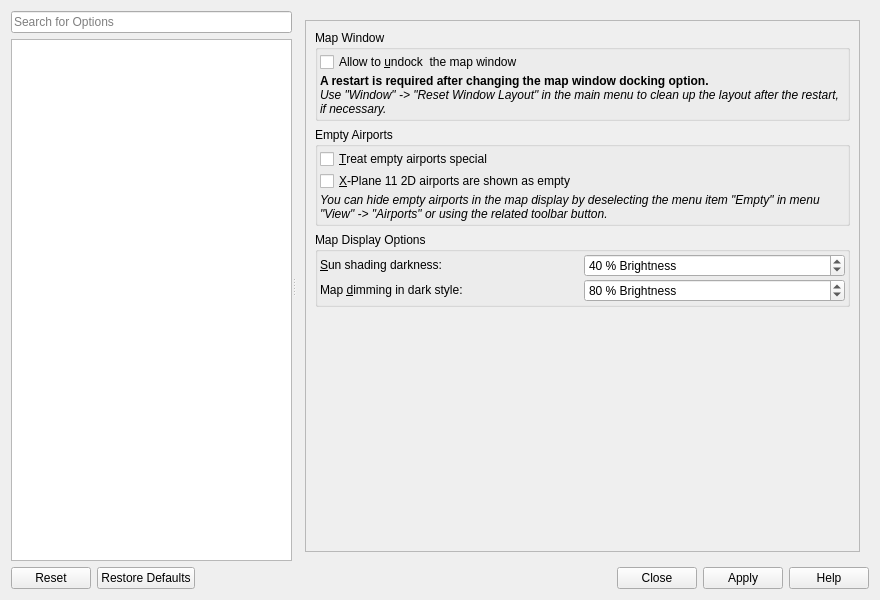
This is src/options/optionsdialog.ui in albar965/littlenavmap as Qt 5 draws it before an edit. The edited form follows.
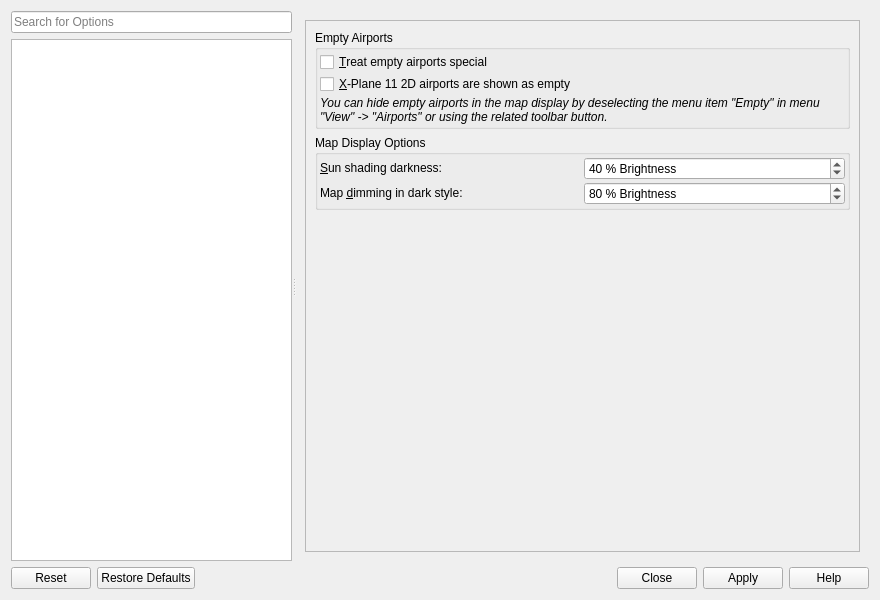
This is the edited form. The open tabs and pages were chosen to show the change. Icons and pictures are not drawn.

Commit message:
Removed the option `Allow to undock Map Window`
Removed the option `Allow to undock Map Window`. This is now default and gives more flexibility
which means you can move the map window like any other dock window.

What changed in the file:
```diff
--- a/src/options/optionsdialog.ui
+++ b/src/options/optionsdialog.ui
@@ -1833,81 +1833,12 @@
             <rect>
              <x>0</x>
              <y>0</y>
-             <width>317</width>
-             <height>452</height>
+             <width>586</width>
+             <height>531</height>
             </rect>
            </property>
            <layout class="QGridLayout" name="gridLayout">
-            <item row="0" column="0" colspan="2">
-             <widget class="QGroupBox" name="groupBoxOptionsMapGeneral">
-              <property name="title">
-               <string>Map Window</string>
-              </property>
-              <layout class="QVBoxLayout" name="verticalLayout_45">
-               <property name="spacing">
-                <number>2</number>
-               </property>
-               <property name="leftMargin">
-                <number>2</number>
-               </property>
-               <property name="topMargin">
-                <number>2</number>
-               </property>
-               <property name="rightMargin">
-                <number>2</number>
-               </property>
-               <property name="bottomMargin">
-                <number>2</number>
-               </property>
-               <item>
-                <widget class="QCheckBox" name="checkBoxOptionsMapUndock">
-                 <property name="toolTip">
-                  <string>Allows to undock and put the map window into a floating state.
-This can cause several unwanted effects when arranging dock windows.
-Uncheck this if you do experience strange effects when resizing dock windows.
-Restart the program after changing this option. You might also need to reset the window layout.</string>
-                 </property>
-                 <property name="text">
-                  <string>Allow to &amp;undock  the map window</string>
-                 </property>
-                 <property name="checked">
-                  <bool>false</bool>
-                 </property>
-                </widget>
-               </item>
-               <item>
-                <widget class="QLabel" name="labelOptionsResetLayoutHint">
-                 <property name="text">
-                  <string>&lt;html&gt;&lt;head/&gt;&lt;body&gt;&lt;p&gt;&lt;span style=&quot; font-weight:600;&quot;&gt;A restart is required after changing the map window docking option.&lt;br/&gt;&lt;/span&gt;&lt;img src=&quot;:/littlenavmap/resources/icons/bulb.svg&quot;/&gt;&lt;span style=&quot; font-style:italic;&quot;&gt;Use &amp;quot;Window&amp;quot; -&amp;gt; &amp;quot;Reset Window Layout&amp;quot; in the main menu to clean up the layout after the restart, if necessary.&lt;/span&gt;&lt;/p&gt;&lt;/body&gt;&lt;/html&gt;</string>
-                 </property>
-                 <property name="wordWrap">
-                  <bool>true</bool>
-                 </property>
-                 <property name="margin">
-                  <number>10</number>
-                 </property>
-                 <property name="textInteractionFlags">
-                  <set>Qt::LinksAccessibleByMouse|Qt::TextSelectableByMouse</set>
-                 </property>
-                </widget>
-               </item>
-              </layout>
-             </widget>
-            </item>
-            <item row="5" column="0">
-             <spacer name="verticalSpacer_18">
-              <property name="orientation">
-               <enum>Qt::Vertical</enum>
-              </property>
-              <property name="sizeHint" stdset="0">
-               <size>
-                <width>20</width>
-                <height>0</height>
-               </size>
-              </property>
-             </spacer>
-            </item>
-            <item row="2" column="0" colspan="2">
+            <item row="1" column="0" colspan="2">
              <widget class="QGroupBox" name="groupBox_31">
               <property name="title">
                <string>Map Display Options</string>
@@ -2001,7 +1932,7 @@
               </layout>
              </widget>
             </item>
-            <item row="1" column="0" colspan="2">
+            <item row="0" column="0" colspan="2">
              <widget class="QGroupBox" name="groupBoxMapTooltips_3">
               <property name="title">
                <string>Empty Airports</string>
@@ -2073,6 +2004,19 @@
               </layout>
              </widget>
             </item>
+            <item row="4" column="0">
+             <spacer name="verticalSpacer_18">
+              <property name="orientation">
+               <enum>Qt::Vertical</enum>
+              </property>
+              <property name="sizeHint" stdset="0">
+               <size>
+                <width>20</width>
+                <height>0</height>
+               </size>
+              </property>
+             </spacer>
+            </item>
            </layout>
           </widget>
          </widget>
```
Left out of the diff: 69 changed lines with no effect on the pictures. The commit also changes 7 other files.
